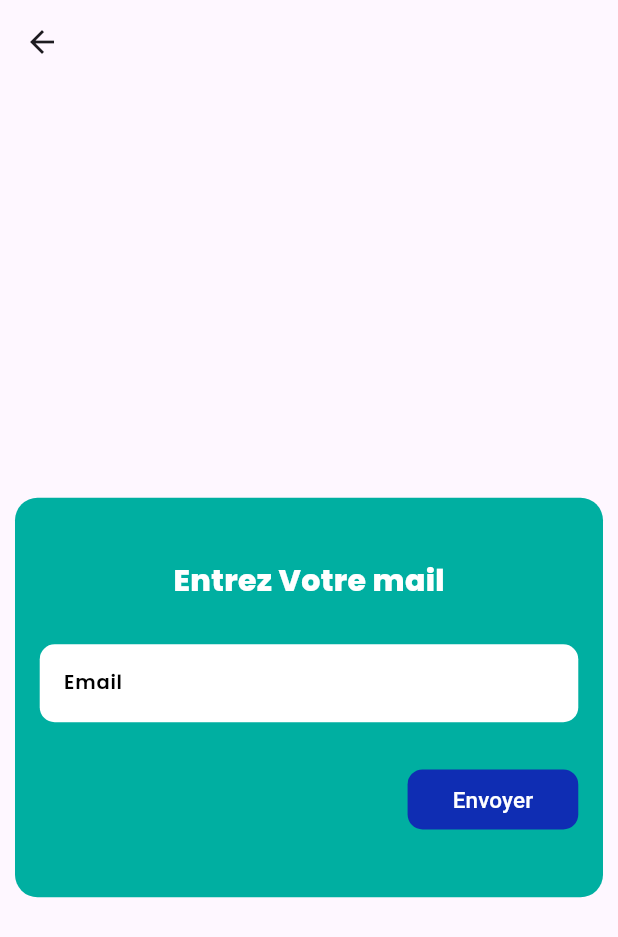
After one commit to baissou45/smarth_save_mobile, a Flutter app: the Modifpasse screen opened directly, on a phone screen of 412 x 824 dp. The commit adds this screen. Shown: the top 937 px of the screen. Run offline on Flutter 3.47's test engine with Material 3 defaults, Android fonts, the phone set to English and light mode, and no system bars; our stand-ins replace dio, getwidget, google_fonts, shared_preferences; missing offline and left inert: plaid_flutter; accounts and stored records are empty.

Commit message:
Ajout d'une fonctionnalité de mot de passe oublié et amélioration de la gestion des erreurs

```diff
--- a/lib/providers/userProvider.dart
+++ b/lib/providers/userProvider.dart
@@ -9,13 +9,17 @@ class UserProvider extends ChangeNotifier {
   bool _isLoading = false;
   String? _token;
   UserModel? _user;
-  late String _message;
+  String? _message;
+  String? _error;
 
   bool get isLoading => _isLoading;
   String? get token => _token;
   bool get isLoggedIn => _token != null;
   UserModel? get user => _user;
-  String get message => _message;
+  String? get message => _message;
+  String? get error => _error;
+
+  get response => null;
 
   Future<bool> register(UserModel user) async {
     _isLoading = true; // Début du chargement
@@ -36,12 +40,11 @@ class UserProvider extends ChangeNotifier {
     _isLoading = true; // Début du chargement
     notifyListeners(); // Notifier les écouteurs que l'état a changé
     try {
-      var responce = await APIService().login(email, password);
-      print(responce["token"]);
-      _message = responce["message"];
-      _token = responce['token'];
+      var response = await APIService().login(email, password);
+      _message = response["message"];
+      _token = response['token'];
       await _saveToken(_token!);
-      _user = UserModel.fromMap(responce['data']);
+      _user = UserModel.fromMap(response['data']);
       await UserModel.saveUser(_user!);
       notifyListeners();
     } catch (e) {
@@ -54,7 +57,13 @@ class UserProvider extends ChangeNotifier {
 
   Future<dynamic> modifmotdepasse(String email) async {
     try {
-      await APIService().modifmotdepasse(email);
+      var response = await APIService().modifmotdepasse(email);
+      print("la reponse ${response["erreur"]}");
+      if (response.containsKey('erreur')) {
+        _error = response["erreur"];
+      } else {
+        _message = response["message"];
+      }
       notifyListeners();
     } catch (e) {
       rethrow;
--- /dev/null
+++ b/lib/screen/Athantification/modifPasse.dart
@@ -0,0 +1,107 @@
+import 'package:flutter/material.dart';
+import 'package:flutter/rendering.dart';
+import 'package:google_fonts/google_fonts.dart';
+import 'package:smarth_save/PlaidLogin.dart';
+import 'package:smarth_save/controllers/authe_controllers.dart';
+import 'package:smarth_save/outils/navigation.dart';
+import 'package:smarth_save/providers/userProvider.dart';
+import 'package:smarth_save/screen/Athantification/sig_up.dart';
+import 'package:smarth_save/screen/widget/textfield.dart';
+
+// ignore: must_be_immutable
+class Modifpasse extends StatelessWidget {
+  Modifpasse({super.key});
+  var emailController = TextEditingController();
+  var passwordController = TextEditingController();
+  final _formKey = GlobalKey<FormState>();
+  UserProvider userProvider = UserProvider();
+
+  @override
+  Widget build(BuildContext context) {
+    double largeur = MediaQuery.of(context).size.width;
+    double longeur = MediaQuery.of(context).size.width;
+
+    return Scaffold(
+      appBar: AppBar(
+        ),
+        body: Center(
+            child: Container(
+      decoration: BoxDecoration(
+        borderRadius: BorderRadius.circular(15),
+        color: const Color.fromARGB(255, 0, 175, 161),
+      ),
+      margin: const EdgeInsets.only(top: 70, left: 10, right: 10, bottom: 20),
+      child: SingleChildScrollView(
+        child: Column(
+          children: [
+            Container(
+              padding: EdgeInsets.symmetric(
+                  vertical: longeur / 10.0, horizontal: largeur / 25.0),
+              child: Form(
+                key: _formKey,
+                child: Column(
+                  children: [
+                    Center(
+                      child: Text(
+                        'Entrez Votre mail',
+                        style: GoogleFonts.poppins(
+                            fontSize: 20,
+                            fontWeight: FontWeight.w800,
+                            color: Colors.white),
+                      ),
+                    ),
+                    SizedBox(height: longeur / 15.0),
+                    SVTextField(
+                      controller: emailController,
+                      hint: 'Email',
+                      keyboardType: TextInputType.name,
+                    ),
+                    SizedBox(height: longeur / 15.0),
+                    Row(mainAxisAlignment: MainAxisAlignment.end, children: [
+                      TextButton(
+                        onPressed: () async {
+                        FocusScope.of(context)
+                        .unfocus(); // Cacher le clavier
+                          if (_formKey.currentState!.validate()) {
+                            await AutheControllers().modifmotdepasseController(
+                              context,
+                              emailController.text,
+                            );
+                          } else {
+                            ScaffoldMessenger.of(context).showSnackBar(
+                              const SnackBar(
+                                content: Text('Veuillez entrer un mail '),
+                              ),
+                            );
+                          }
+                        },
+                        style: ButtonStyle(
+                          backgroundColor: WidgetStateProperty.all(
+                            const Color.fromARGB(255, 15, 45, 179),
+                          ),
+                          shape: WidgetStateProperty.all(
+                            RoundedRectangleBorder(
+                              borderRadius: BorderRadius.circular(10),
+                            ),
+                          ),
+                          padding: WidgetStateProperty.all(
+                            const EdgeInsets.symmetric(horizontal: 30),
+                          ),
+                        ),
+                        child: const Text("Envoyer",
+                            style: TextStyle(
+                              fontSize: 15,
+                              color: Colors.white,
+                            )),
+                      ),
+                    ])
+                  ],
+                ),
+              ),
+            ),
+          ],
+        ),
+      ),
+    )));
+  }
+}
--- a/lib/screen/Athantification/sig_up.dart
+++ b/lib/screen/Athantification/sig_up.dart
@@ -85,6 +85,8 @@ class SigUpPage extends StatelessWidget {
                     Row(mainAxisAlignment: MainAxisAlignment.end, children: [
                       TextButton(
                         onPressed: () async {
+                        FocusScope.of(context)
+                        .unfocus(); // Cacher le clavier
                           if (_formKey.currentState!.validate()) {
                             if (passwordController.text ==
                                 confirmPasswordController.text) {
--- a/lib/screen/widget/textfield.dart
+++ b/lib/screen/widget/textfield.dart
@@ -72,7 +72,7 @@ class _SVTextFieldState extends State<SVTextField> {
       ),
       validator: (value) {
         if (value == null || value.isEmpty) {
-          return 'Veuillez entrer';
+          return 'Veuillez entrer ${widget.hint}';
         }
         return null;
       },
--- a/lib/services/api_routes.dart
+++ b/lib/services/api_routes.dart
@@ -1,4 +1,4 @@
 // ------------------------------------------ Auth routes
 const String registerRoute = "/register";
 const String loginRoute = "/login";
-const String modifmotdepassefRoute = "/modifiermotdepasss";
+const String modifmotdepassefRoute = "/reset_pass";
--- a/lib/utile/widgets/errorWidgets.dart
+++ b/lib/utile/widgets/errorWidgets.dart
@@ -7,6 +7,10 @@ import 'package:smarth_save/utile/widgets/commonWidgets.dart';
 //errorToast ______________________________
 errorToast(BuildContext context, error){
   return GFToast.showToast("$error", context, toastDuration: 4, backgroundColor: Colors.red.shade700, textStyle: normalFont(Colors.white, 14), toastPosition: GFToastPosition.BOTTOM,);
+}
+//errorToast ______________________________
+successToast(BuildContext context, error){
+  return GFToast.showToast("$error", context, toastDuration: 4, backgroundColor:  Colors.green, textStyle: normalFont(Colors.white, 14), toastPosition: GFToastPosition.BOTTOM,);
 }
 
 
```
Also changed, not shown: lib/controllers/authe_controllers.dart (+5 -5 lines), lib/screen/Athantification/login_page.dart (+20 -2 lines), lib/services/api_user_service.dart (+9 -15 lines).
